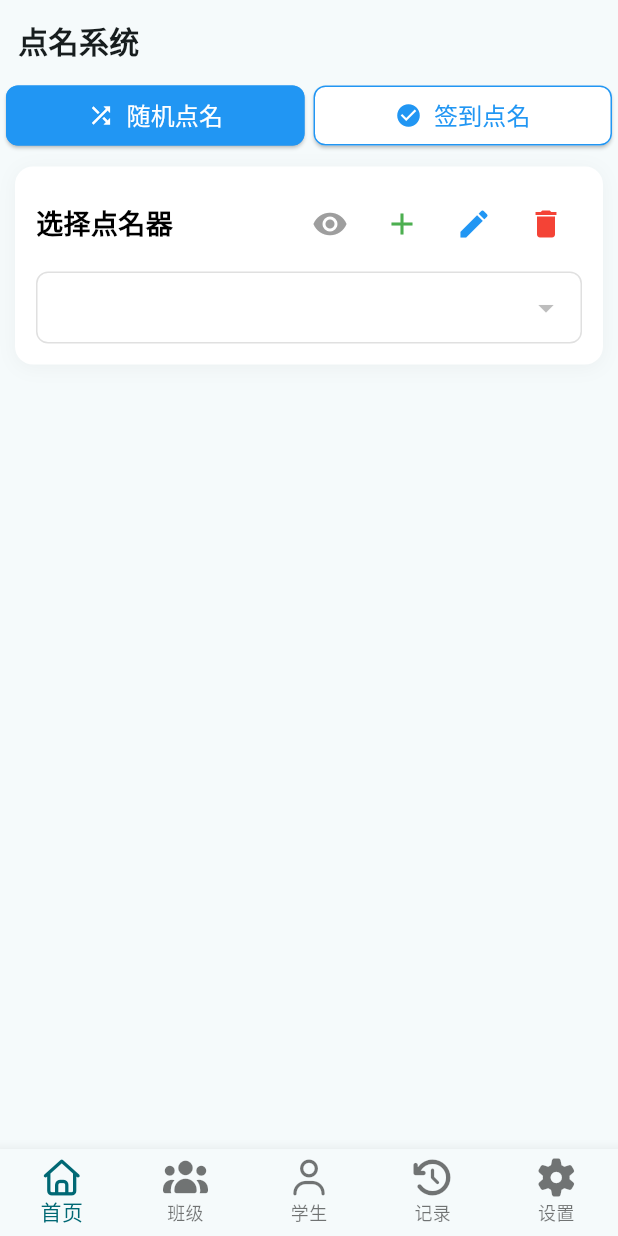
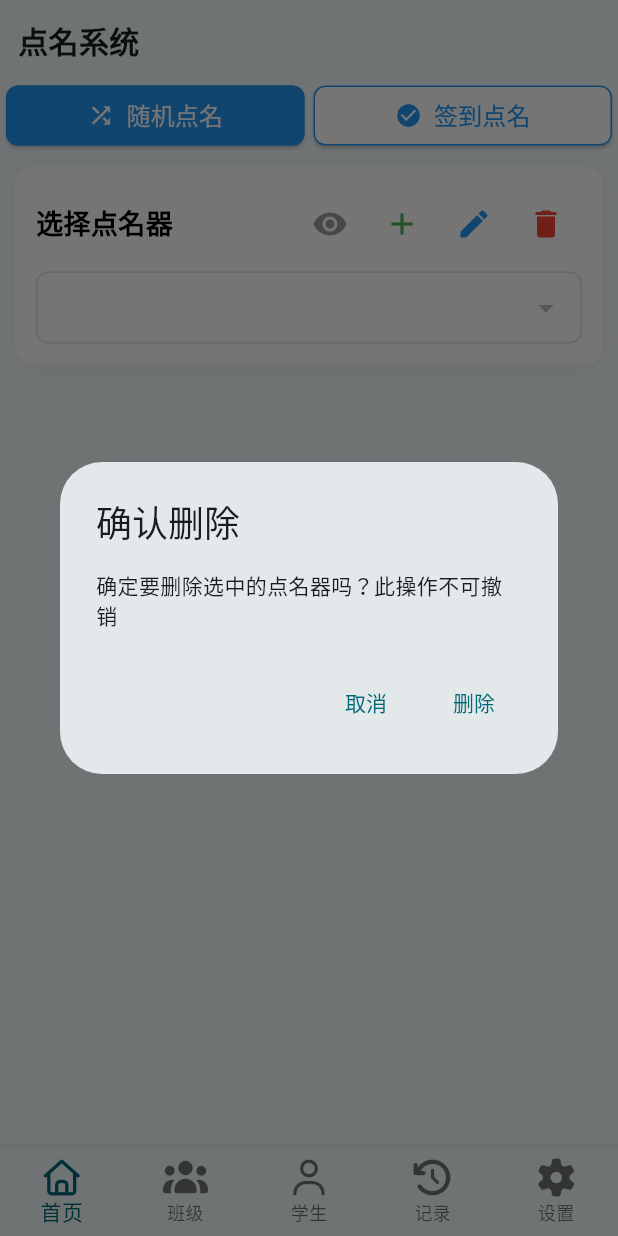
Before and after one commit to ieeningnwq/rollcaller, a Flutter app: the screen it shows after launch, after a tap on the "delete" icon, on a phone screen of 412 x 824 dp. Run offline on Flutter 3.47's test engine with Material 3 defaults, Android fonts, the phone set to English and light mode, and no system bars; our stand-ins replace flutter_screenutil, fluttertoast, font_awesome_flutter, pull_to_refresh, sqflite; accounts and stored records are empty.

Commit message:
随机点名器删除功能

```diff
--- a/lib/pages/random_call_page.dart
+++ b/lib/pages/random_call_page.dart
@@ -69,7 +69,7 @@ class _RandomCallPageState extends State<RandomCallPage> {
                 return RandomCallerGroupModel(
                   randomCallerModel: selectedCaller,
                   students: studentModels,
-                  studentClassModel: studentClass!,
+                  studentClassModel: studentClass,
                   randomCallRecords: randomCallRecords,
                 );
               });
@@ -237,6 +237,47 @@ class _RandomCallPageState extends State<RandomCallPage> {
     return IconButton(
       onPressed: () {
         // 删除点名器功能
+        showDialog(
+          context: context,
+          builder: (BuildContext context) {
+            return AlertDialog(
+              title: const Text('确认删除'),
+              content: const Text('确定要删除选中的点名器吗？此操作不可撤销'),
+              actions: [
+                TextButton(
+                  onPressed: () => Navigator.of(context).pop(),
+                  child: const Text('取消'),
+                ),
+                TextButton(
+                  onPressed: () async {
+                    await RandomCallerDao()
+                        .deleteRandomCaller(_selectedCallerId!)
+                        .then((value) {
+                          if (value > 0) {
+                            _selectedCallerId = null;
+                            if (context.mounted) {
+                              // 删除后的处理
+                              _refreshPageData();
+                              Navigator.of(context).pop();
+                              ScaffoldMessenger.of(context).showSnackBar(
+                                const SnackBar(content: Text('删除成功')),
+                              );
+                            }
+                          } else {
+                            if (context.mounted) {
+                              ScaffoldMessenger.of(context).showSnackBar(
+                                const SnackBar(content: Text('删除失败')),
+                              );
+                            }
+                          }
+                        });
+                  },
+                  child: const Text('删除'),
+                ),
+              ],
+            );
+          },
+        );
       },
       icon: const Icon(Icons.delete, color: Colors.red),
     );
```
